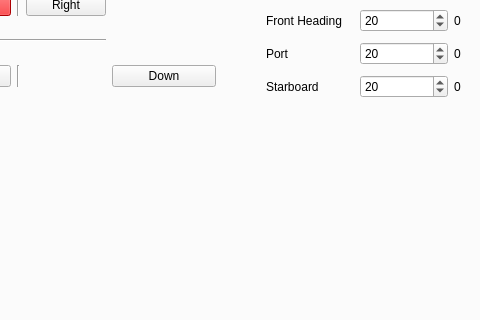
The window that ui/can_client.ui (sonia-auv/rqt_sonia_plugins) describes before a commit, drawn with Qt 5; both pictures show x 208 to 688 and y 240 to 560 of the 902 by 820 pixel window.
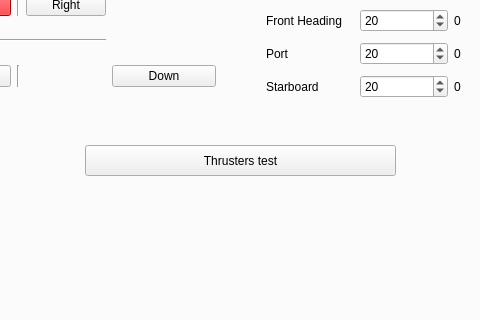
The same window after the commit. The open tabs and pages were chosen to show the change. Custom widgets are drawn as their Qt base class.

Patch:
```diff
--- a/ui/can_client.ui
+++ b/ui/can_client.ui
@@ -1651,6 +1651,19 @@
           <string>Controls</string>
          </property>
         </widget>
+        <widget class="QPushButton" name="pushButton_Thruster_Test">
+         <property name="geometry">
+          <rect>
+           <x>280</x>
+           <y>300</y>
+           <width>311</width>
+           <height>31</height>
+          </rect>
+         </property>
+         <property name="text">
+          <string>Thrusters test</string>
+         </property>
+        </widget>
        </widget>
        <widget class="QWidget" name="barometer">
         <attribute name="title">
```
Left out of the diff: 3 changed lines with no effect on the pictures.
